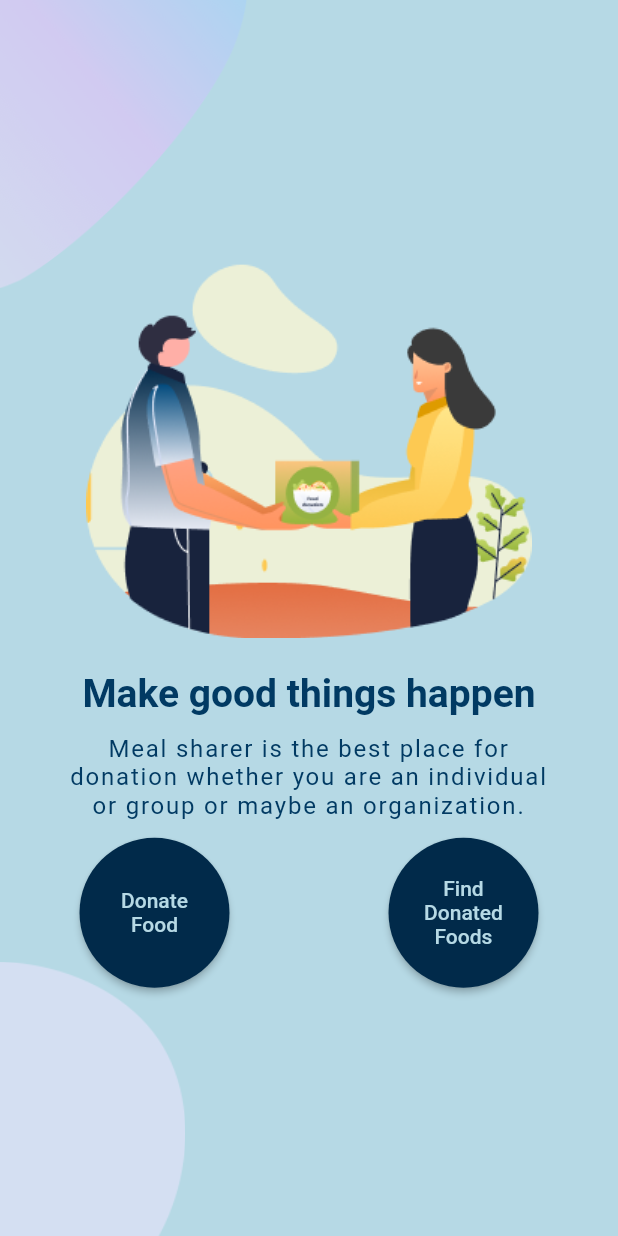
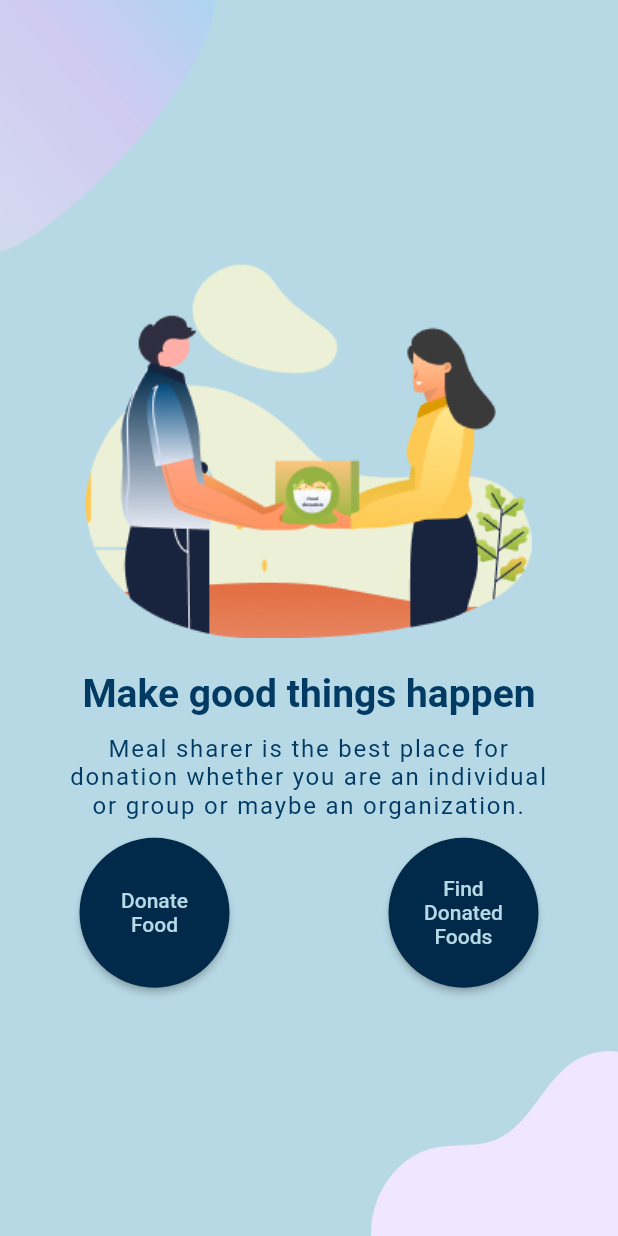
Before and after one commit to SumayaSiddique/CSE327-Group02-Meal_Sharer, a Flutter app: the HomeScreen screen opened directly, on a phone screen of 412 x 824 dp. Run offline on Flutter 3.47's test engine with Material 2 defaults, Android fonts, the phone set to English and light mode, and no system bars; our stand-ins replace flutter_svg, font_awesome_flutter, get, lottie.

Commit message:
Update home_screen.dart

```diff
--- a/meal_sharer/lib/Screens/Home/home_screen.dart
+++ b/meal_sharer/lib/Screens/Home/home_screen.dart
@@ -1,6 +1,7 @@
 import 'package:flutter/material.dart';
 import 'package:font_awesome_flutter/font_awesome_flutter.dart';
 import 'package:get/get.dart';
+import 'package:meal_sharer/Screens/Background/background_2.dart';
 import 'package:meal_sharer/Screens/Profile/profile_screen.dart';
 import 'package:meal_sharer/Screens/Welcome/components/welcome_background.dart';
 import 'package:meal_sharer/constants.dart';
@@ -16,8 +17,11 @@
   @override
   Widget build(BuildContext context) {
     return Scaffold(
-      body: WelcomeBackground(
-        child: Center(
+      body: Background2(
+        child: SafeArea(
+          child: Stack(
+            children: [
+              Center(
                 child: Column(
                   mainAxisAlignment: MainAxisAlignment.center,
                   children: [
@@ -38,7 +42,8 @@
                       height: 12,
                     ),
                     Padding(
-                padding: EdgeInsets.symmetric(horizontal: Get.width * 0.1),
+                      padding:
+                          EdgeInsets.symmetric(horizontal: Get.width * 0.1),
                       child: const Text(
                         "Meal sharer is the best place for donation whether you are an individual or group or maybe an organization.",
                         style: TextStyle(
@@ -98,6 +103,9 @@
                   ],
                 ),
               ),
+            ],
+          ),
+        ),
       ),
     );
   }
```
Lines whose indentation alone changed are shown as unchanged.
